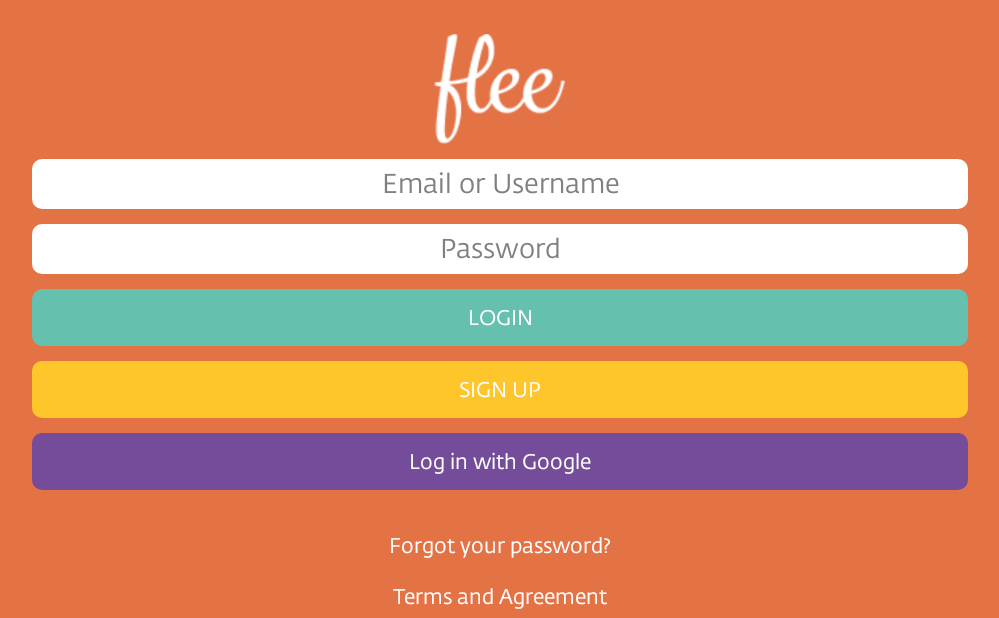
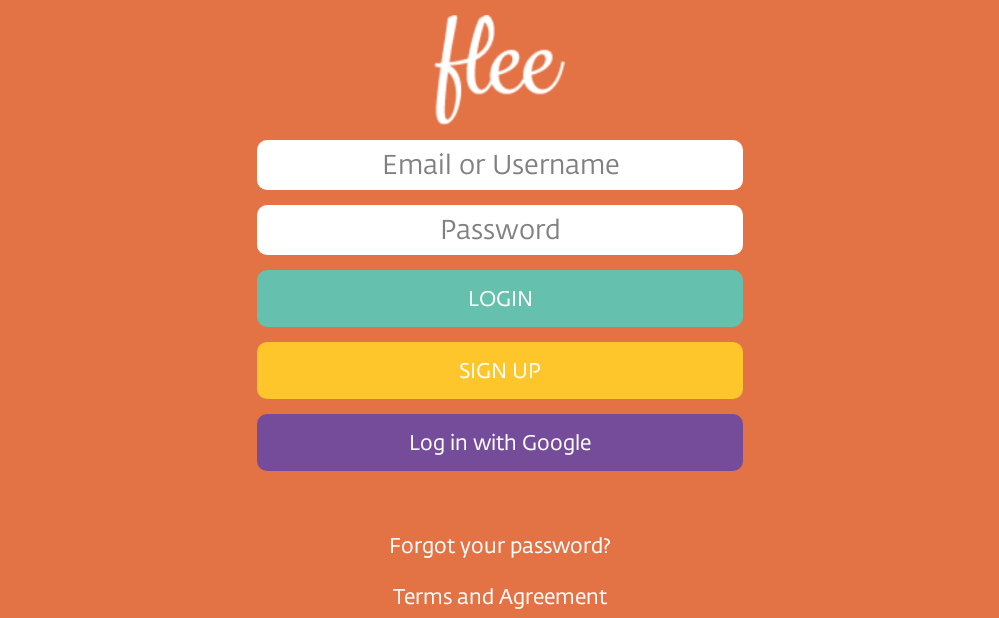
Before and after one commit to siddutgikar/Flee, an Android app: the LoginActivity screen opened directly, with no data from a screen before it, after a tap on "LOGIN", on a phone screen of 824 x 412 dp (held sideways). Shown: the whole screen, without its empty margins (118-1117 px from the left). Run offline under Robolectric (Android 15) with nearby library versions, the phone set to English and light mode, and no system bars; libraries missing offline, so code that uses them is left out: com.google.api.client, com.google.api.services, pub.devrel.easypermissions; 2 statements that could not run were skipped.

Commit message:
Skeleton for log in screen &

```diff
--- a/app/src/main/java/com/mobilecomputing/flee/flee/LoginActivity.java
+++ b/app/src/main/java/com/mobilecomputing/flee/flee/LoginActivity.java
@@ -30,6 +30,7 @@ import com.google.api.client.http.HttpTransport;
 import com.google.api.client.json.JsonFactory;
 import com.google.api.client.json.jackson2.JacksonFactory;
 import com.google.api.client.util.DateTime;
+import com.google.api.client.util.ExponentialBackOff;
 import com.google.api.services.calendar.CalendarScopes;
 import com.google.api.services.calendar.model.Event;
 import com.google.api.services.calendar.model.Events;
@@ -37,6 +38,7 @@ import com.mobilecomputing.flee.flee.utils.Constants;
 
 import java.io.IOException;
 import java.util.ArrayList;
+import java.util.Arrays;
 import java.util.List;
 
 import pub.devrel.easypermissions.AfterPermissionGranted;
@@ -96,13 +98,14 @@ public class LoginActivity extends Activity
                    {
                        Intent myIntent = new Intent(LoginActivity.this, SettingsActivity.class);
                        startActivity(myIntent);
+
                    } else{
-                       Toast toast = Toast.makeText(LoginActivity.this,"Invalid Username/Password!", Toast.LENGTH_SHORT);
+                       Toast toast = Toast.makeText(LoginActivity.this,"Invalid Username or Password!", Toast.LENGTH_SHORT);
                        toast.setGravity(Gravity.CENTER, 0, 0);
                        toast.show();
                    }
                 }else{
-                    Toast toast = Toast.makeText(LoginActivity.this,"Invalid Username/Password!", Toast.LENGTH_SHORT);
+                    Toast toast = Toast.makeText(LoginActivity.this,"Invalid Username or Password!", Toast.LENGTH_SHORT);
                     toast.setGravity(Gravity.CENTER, 0, 0);
                     toast.show();
                 }
@@ -118,6 +121,7 @@ public class LoginActivity extends Activity
             public void onClick(View v) {
                 Intent myIntent = new Intent(LoginActivity.this, SignupActivity.class);
                 startActivity(myIntent);
+
             }
         });
 
@@ -126,20 +130,12 @@ public class LoginActivity extends Activity
         mCallApiButton.setOnClickListener(new View.OnClickListener() {
             @Override
             public void onClick(View v) {
-                /*mCallApiButton.setEnabled(false);
+                mCallApiButton.setEnabled(false);
                 //mOutputText.setText("");
                 getResultsFromApi();
-                mCallApiButton.setEnabled(true);*/
-
-                Intent myIntent = new Intent(LoginActivity.this, SettingsActivity.class);
-                startActivity(myIntent);
+                mCallApiButton.setEnabled(true);
             }
         });
-
-        /*
-        mCredential = GoogleAccountCredential.usingOAuth2
-                (getApplicationContext(), Arrays.asList(SCOPES))
-                .setBackOff(new ExponentialBackOff());*/
 
         mtermsButton.setOnClickListener(new View.OnClickListener() {
             @Override
@@ -158,6 +154,11 @@ public class LoginActivity extends Activity
                 toast.show();
             }
         });
+
+        mCredential = GoogleAccountCredential.usingOAuth2
+                (getApplicationContext(), Arrays.asList(SCOPES))
+                .setBackOff(new ExponentialBackOff());
+
     }
 
     private void getResultsFromApi() {
@@ -165,11 +166,18 @@ public class LoginActivity extends Activity
             acquireGooglePlayServices();
         } else if (mCredential.getSelectedAccountName() == null) {
             chooseAccount();
+            //Log.d("msg", "HERE1");
+
         } else if (!isDeviceOnline()) {
+            Toast toast = Toast.makeText(LoginActivity.this,"No network connection available.", Toast.LENGTH_SHORT);
+            toast.setGravity(Gravity.CENTER, 0, 0);
+            toast.show();
+           // Log.d("msg", "HERE2");
             //mOutputText.setText("No network connection available.");
 
         } else {
             new MakeRequestTask(mCredential).execute();
+            //Log.d("msg", "HERE3");
         }
     }
 
@@ -191,11 +199,14 @@ public class LoginActivity extends Activity
                     .getString(PREF_ACCOUNT_NAME, null);
             if (accountName != null) {
                 mCredential.setSelectedAccountName(accountName);
+                //Log.d("msg", "HERE4");
+
             } else {
                 // Start a dialog from which the user can choose an account
                 startActivityForResult(
                         mCredential.newChooseAccountIntent(),
                         REQUEST_ACCOUNT_PICKER);
+                //Log.d("msg", "HERE5");
             }
         } else {
             // Request the GET_ACCOUNTS permission via a user dialog
@@ -204,8 +215,11 @@ public class LoginActivity extends Activity
                     "This app needs to access your Google account (via Contacts).",
                     REQUEST_PERMISSION_GET_ACCOUNTS,
                     Manifest.permission.GET_ACCOUNTS);
+            //Log.d("msg", "HERE6");
         }
+
     }
+
 
     @Override
     public void onRequestPermissionsResult(int requestCode,
@@ -214,6 +228,7 @@ public class LoginActivity extends Activity
         super.onRequestPermissionsResult(requestCode, permissions, grantResults);
         EasyPermissions.onRequestPermissionsResult(
                 requestCode, permissions, grantResults, this);
+        //Log.d("msg", "HERE7");
     }
 
     /**
@@ -226,6 +241,7 @@ public class LoginActivity extends Activity
     @Override
     public void onPermissionsGranted(int requestCode, List<String> list) {
         // Do nothing.
+        //Log.d("msg", "HERE8");
     }
 
     /**
@@ -238,6 +254,7 @@ public class LoginActivity extends Activity
     @Override
     public void onPermissionsDenied(int requestCode, List<String> list) {
         // Do nothing.
+        //Log.d("msg", "HERE9");
     }
 
 
@@ -249,6 +266,7 @@ public class LoginActivity extends Activity
         ConnectivityManager connMgr =
                 (ConnectivityManager) getSystemService(Context.CONNECTIVITY_SERVICE);
         NetworkInfo networkInfo = connMgr.getActiveNetworkInfo();
+        //Log.d("msg", "HERE10");
         return (networkInfo != null && networkInfo.isConnected());
     }
 
@@ -262,6 +280,7 @@ public class LoginActivity extends Activity
                 GoogleApiAvailability.getInstance();
         final int connectionStatusCode =
                 apiAvailability.isGooglePlayServicesAvailable(this);
+        //Log.d("msg", "HERE12");
         return connectionStatusCode == ConnectionResult.SUCCESS;
     }
 
@@ -276,6 +295,7 @@ public class LoginActivity extends Activity
                 apiAvailability.isGooglePlayServicesAvailable(this);
         if (apiAvailability.isUserResolvableError(connectionStatusCode)) {
             showGooglePlayServicesAvailabilityErrorDialog(connectionStatusCode);
+            //Log.d("msg", "HERE13");
         }
     }
 
@@ -293,6 +313,8 @@ public class LoginActivity extends Activity
                 connectionStatusCode,
                 REQUEST_GOOGLE_PLAY_SERVICES);
         dialog.show();
+
+       // Log.d("msg", "HERE14");
     }
 
     /**
@@ -310,6 +332,8 @@ public class LoginActivity extends Activity
                     transport, jsonFactory, credential)
                     .setApplicationName("Google Calendar API Android Quickstart")
                     .build();
+
+            //Log.d("msg", "HERE15");
         }
 
         /**
@@ -319,8 +343,10 @@ public class LoginActivity extends Activity
         @Override
         protected List<String> doInBackground(Void... params) {
             try {
+              //  Log.d("msg", "HERE16");
                 return getDataFromApi();
             } catch (Exception e) {
+                //Log.d("msg", "HERE16.5");
                 mLastError = e;
                 cancel(true);
                 return null;
@@ -334,6 +360,7 @@ public class LoginActivity extends Activity
          */
         private List<String> getDataFromApi() throws IOException {
             // List the next 10 events from the primary calendar.
+            //Log.d("msg", "HERE17");
             DateTime now = new DateTime(System.currentTimeMillis());
             List<String> eventStrings = new ArrayList<String>();
             Events events = mService.events().list("primary")
@@ -354,6 +381,7 @@ public class LoginActivity extends Activity
                 eventStrings.add(
                         String.format("%s (%s)", event.getSummary(), start));
             }
+
             return eventStrings;
         }
 
@@ -361,6 +389,7 @@ public class LoginActivity extends Activity
         @Override
         protected void onPreExecute() {
             //mOutputText.setText("");
+            //Log.d("msg", "HERE18");
             mProgress.show();
         }
 
@@ -369,10 +398,20 @@ public class LoginActivity extends Activity
             mProgress.hide();
             if (output == null || output.size() == 0) {
                 //mOutputText.setText("No results returned.");
+                Toast toast = Toast.makeText(LoginActivity.this,"No results returned.", Toast.LENGTH_SHORT);
+                toast.setGravity(Gravity.CENTER, 0, 0);
+                toast.show();
+                //Log.d("msg", "HERE19");
+
             } else {
                 output.add(0, "Data retrieved using the Google Calendar API:");
                 //mOutputText.setText(TextUtils.join("\n", output));
+                Toast toast = Toast.makeText(LoginActivity.this,TextUtils.join("\n", output), Toast.LENGTH_SHORT);
+                toast.setGravity(Gravity.CENTER, 0, 0);
+                toast.show();
                 Log.d("output", TextUtils.join("\n", output));
+                //Log.d("msg", "HERE20");
+
             }
         }
 
@@ -384,16 +423,29 @@ public class LoginActivity extends Activity
                     showGooglePlayServicesAvailabilityErrorDialog(
                             ((GooglePlayServicesAvailabilityIOException) mLastError)
                                     .getConnectionStatusCode());
+                   // Log.d("msg", "HERE21");
                 } else if (mLastError instanceof UserRecoverableAuthIOException) {
                     startActivityForResult(
                             ((UserRecoverableAuthIOException) mLastError).getIntent(),
                             LoginActivity.REQUEST_AUTHORIZATION);
+
+                   // Log.d("msg", "HERE22");
                 } else {
                     //mOutputText.setText("The following error occurred:\n"
                             //+ mLastError.getMessage());
+                    Toast toast = Toast.makeText(LoginActivity.this,"The following error occurred:\n" + mLastError.getMessage(), Toast.LENGTH_SHORT);
+                    toast.setGravity(Gravity.CENTER, 0, 0);
+                    toast.show();
+
+                    //Log.d("msg", "HERE23");
                 }
             } else {
                 //mOutputText.setText("Request cancelled.");
+                Toast toast = Toast.makeText(LoginActivity.this,"Request cancelled.", Toast.LENGTH_SHORT);
+                toast.setGravity(Gravity.CENTER, 0, 0);
+                toast.show();
+
+               // Log.d("msg", "HERE24");
             }
         }
     }
--- a/app/src/main/res/layout/activity_login.xml
+++ b/app/src/main/res/layout/activity_login.xml
@@ -5,16 +5,22 @@
     android:layout_height="match_parent"
     android:orientation="vertical"
     android:paddingTop="10dp"
-    android:paddingLeft="100dp"
-    android:paddingRight="100dp"
+    android:paddingLeft="@dimen/activity_login_padding"
+    android:paddingRight="@dimen/activity_login_padding"
     android:background="#E37245">
 
 
+    <ScrollView
+        android:layout_width="match_parent"
+        android:layout_weight="1"
+        android:layout_height="fill_parent"
+        android:id="@+id/scrollView"
+        android:gravity="center">
+
     <LinearLayout
-        android:layout_weight="1"
+        android:gravity="center"
         android:layout_width="match_parent"
         android:layout_height="fill_parent"
-        android:gravity="center_vertical"
         android:orientation="vertical"
         >
 
@@ -24,7 +30,7 @@
             android:layout_width="155dp"
             android:layout_height="73dp"
             android:src="@drawable/flee_small"
-            android:layout_gravity="center_horizontal" />
+             />
 
 
         <EditText
@@ -32,7 +38,7 @@
             android:layout_width="match_parent"
             android:layout_height="wrap_content"
             android:id="@+id/userText"
-            android:layout_gravity="center_horizontal"
+
             android:hint="Email or Username"
             android:gravity="center_horizontal"
             android:background="@drawable/share_button_selector5"
@@ -46,7 +52,7 @@
             android:inputType="textPassword"
             android:ems="10"
             android:id="@+id/passwordText"
-            android:layout_gravity="center_horizontal"
+
             android:hint="Password"
             android:gravity="center_horizontal"
             android:background="@drawable/share_button_selector5"
@@ -59,7 +65,7 @@
             android:layout_height="wrap_content"
             android:text="LOGIN"
             android:id="@+id/loginButton"
-            android:layout_gravity="center_horizontal"
+
             android:background="@drawable/share_button_selector3"
             android:focusableInTouchMode="false"
             android:textColor="#FFFFFF"
@@ -74,7 +80,7 @@
             android:layout_height="wrap_content"
             android:text="SIGN UP"
             android:id="@+id/signupButton"
-            android:layout_gravity="center_horizontal"
+
             android:background="@drawable/share_button_selector"
             android:textColor="#FFFFFF"
             android:paddingTop="10dp"
@@ -83,12 +89,11 @@
             android:paddingBottom="10dp"/>
 
         <Button
-            android:layout_marginBottom="10dp"
             android:layout_width="match_parent"
             android:layout_height="wrap_content"
             android:text="Log in with Google"
             android:id="@+id/apiLoginButton"
-            android:layout_gravity="center_horizontal"
+
             android:background="@drawable/share_button_selector2"
             android:textColor="#FFFFFF"
             android:paddingTop="10dp"
@@ -97,14 +102,14 @@
             android:paddingBottom="10dp"/>
 
     </LinearLayout>
+    </ScrollView>
 
     <LinearLayout
         android:layout_width="match_parent"
         android:layout_height="wrap_content"
         android:gravity="center|bottom"
         android:layout_alignParentBottom="true"
-        android:orientation="vertical"
-        >
+        android:orientation="vertical">
 
         <TextView
             android:layout_marginBottom="5dp"
--- a/app/src/main/res/values-w820dp/dimens.xml
+++ b/app/src/main/res/values-w820dp/dimens.xml
@@ -3,4 +3,6 @@
          (such as screen margins) for screens with more than 820dp of available width. This
          would include 7" and 10" devices in landscape (~960dp and ~1280dp respectively). -->
     <dimen name="activity_horizontal_margin">64dp</dimen>
+
+    <dimen name="activity_login_padding">250dp</dimen>
 </resources>
--- a/app/src/main/res/values/dimens.xml
+++ b/app/src/main/res/values/dimens.xml
@@ -2,4 +2,6 @@
     <!-- Default screen margins, per the Android Design guidelines. -->
     <dimen name="activity_horizontal_margin">16dp</dimen>
     <dimen name="activity_vertical_margin">16dp</dimen>
+
+    <dimen name="activity_login_padding">100dp</dimen>
 </resources>
```
Also changed, not shown: app/src/main/AndroidManifest.xml (+8 -4 lines), app/src/main/res/layout/activity_signup.xml (+6 -6 lines).
